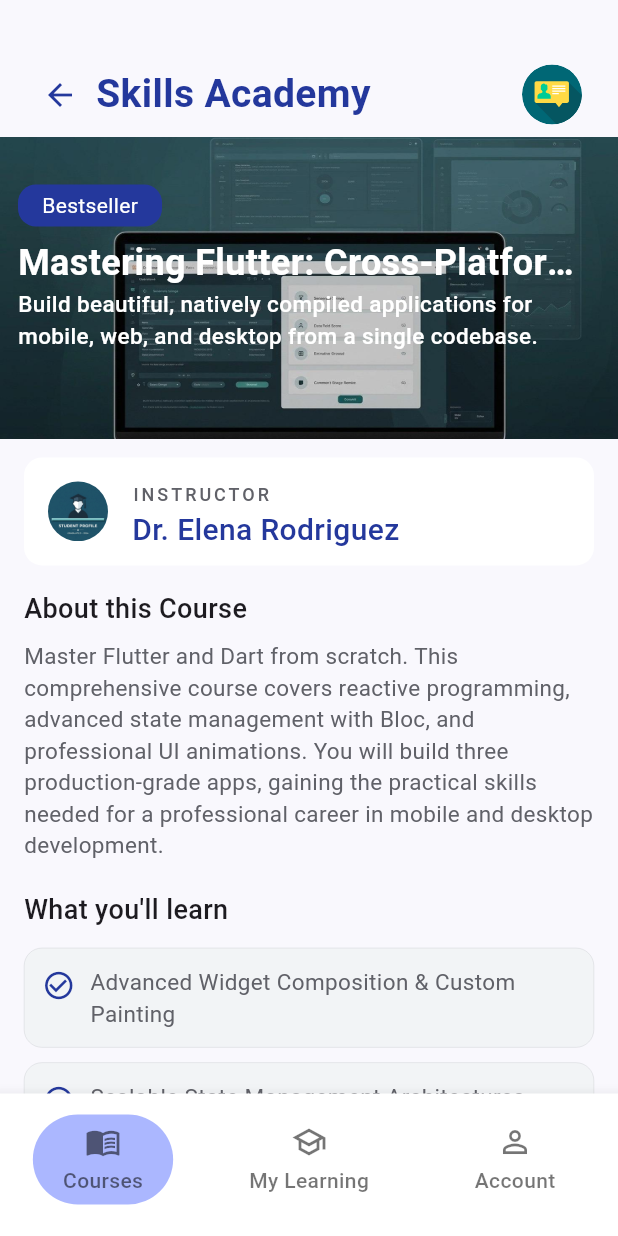
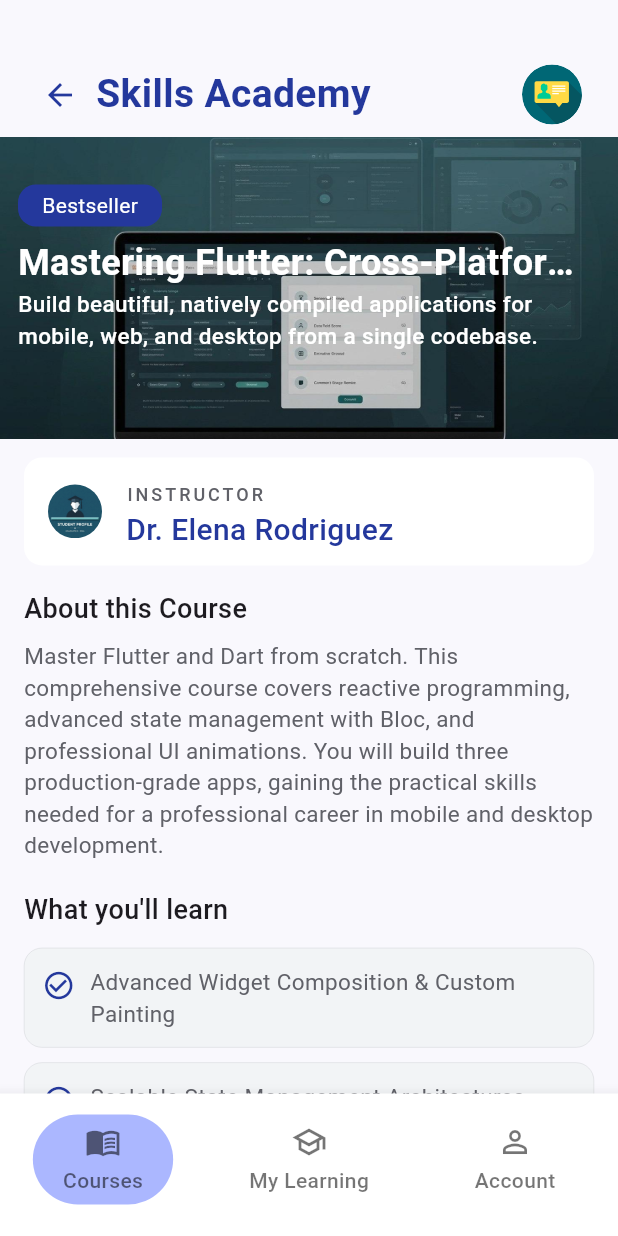
Before and after one commit to NadyAlwazah/flutter-task05-skills-academy-beg, a Flutter app: the BottomBarLayout screen opened by its route, after a tap on "Mobile", on a phone screen of 412 x 824 dp. Run offline on Flutter 3.47's test engine with Material 3 defaults, Android fonts, the phone set to English and light mode, and no system bars; our stand-ins replace flutter_screenutil, flutter_svg, go_router.

Commit message:
feat: integrate ScreenUtil for responsive app initialization

```diff
--- a/lib/features/courses/presentation/views/widgets/instructor_info_tile.dart
+++ b/lib/features/courses/presentation/views/widgets/instructor_info_tile.dart
@@ -13,14 +13,14 @@
       shape: RoundedRectangleBorder(borderRadius: BorderRadius.circular(12)),
       tileColor: Colors.white,
       leading: CircleAvatar(
-        radius: 20,
+        radius: 18,
         backgroundColor: Colors.transparent,
         child: ClipOval(
           child: Image.asset(
             AssetsData.instructorProfile,
             fit: BoxFit.cover,
-            width: 40,
-            height: 40,
+            width: 36,
+            height: 36,
           ),
         ),
       ),
--- a/pubspec.yaml
+++ b/pubspec.yaml
@@ -36,6 +36,7 @@
   cupertino_icons: ^1.0.8
   go_router: ^17.2.3
   flutter_svg: ^2.3.0
+  flutter_screenutil: ^5.9.3
 
 dev_dependencies:
   flutter_test:
```
Also changed, not shown: lib/main.dart (+11 -3 lines), pubspec.lock.
